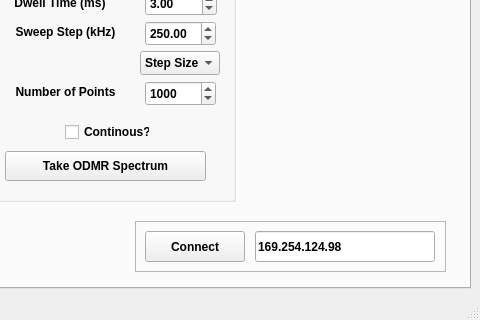
This is scanning_magnetometer.ui in WarwickEPR/ScanningMagnetometry as Qt 5 draws it before an edit; both pictures show x 376 to 856 and y 163 to 483 of the 856 by 483 pixel window. The edited form follows.
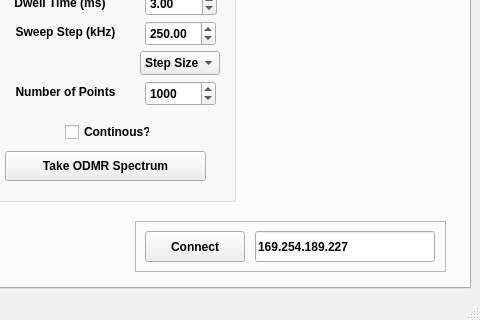
This is the edited form.

Patch:
```diff
--- a/scanning_magnetometer.ui
+++ b/scanning_magnetometer.ui
@@ -1407,7 +1407,7 @@
           </rect>
          </property>
          <property name="text">
-          <string>169.254.124.98</string>
+          <string>169.254.189.227</string>
          </property>
          <property name="placeholderText">
           <string>Microwave Source IP Address</string>
```
